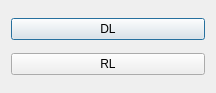
Before: the Qt Designer form ui/ui_startup_dialog.ui in inoueshinichi/Dev_AIDemoGui, drawn with Qt 5.
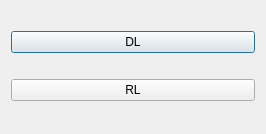
After: the same form once the commit is applied.

What changed in the file:
```diff
--- a/ui/ui_startup_dialog.ui
+++ b/ui/ui_startup_dialog.ui
@@ -6,8 +6,8 @@
    <rect>
     <x>0</x>
     <y>0</y>
-    <width>216</width>
-    <height>93</height>
+    <width>266</width>
+    <height>134</height>
    </rect>
   </property>
   <property name="sizePolicy">
```
